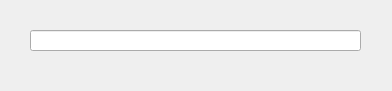
The window that LabelMark.ui (hust-diangroup/LabelMark) describes before a commit, drawn with Qt 5.
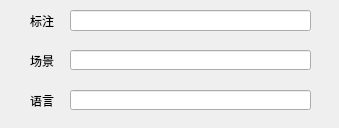
The same window after the commit.

Commit message: finish label

Diff of the .ui file:
```diff
--- a/LabelMark.ui
+++ b/LabelMark.ui
@@ -6,8 +6,8 @@
    <rect>
     <x>0</x>
     <y>0</y>
-    <width>392</width>
-    <height>91</height>
+    <width>339</width>
+    <height>128</height>
    </rect>
   </property>
   <property name="windowTitle">
@@ -16,9 +16,9 @@
   <widget class="QLineEdit" name="lineEdit">
    <property name="geometry">
     <rect>
-     <x>30</x>
-     <y>30</y>
-     <width>331</width>
+     <x>70</x>
+     <y>10</y>
+     <width>241</width>
      <height>21</height>
     </rect>
    </property>
@@ -26,6 +26,65 @@
     <string/>
    </property>
   </widget>
+  <widget class="QLineEdit" name="sceneLine">
+   <property name="geometry">
+    <rect>
+     <x>70</x>
+     <y>50</y>
+     <width>241</width>
+     <height>20</height>
+    </rect>
+   </property>
+  </widget>
+  <widget class="QLineEdit" name="languageLine">
+   <property name="geometry">
+    <rect>
+     <x>70</x>
+     <y>90</y>
+     <width>241</width>
+     <height>20</height>
+    </rect>
+   </property>
+  </widget>
+  <widget class="QLabel" name="label">
+   <property name="geometry">
+    <rect>
+     <x>30</x>
+     <y>90</y>
+     <width>31</width>
+     <height>21</height>
+    </rect>
+   </property>
+   <property name="text">
+    <string>语言</string>
+   </property>
+  </widget>
+  <widget class="QLabel" name="label_2">
+   <property name="geometry">
+    <rect>
+     <x>30</x>
+     <y>50</y>
+     <width>31</width>
+     <height>21</height>
+    </rect>
+   </property>
+   <property name="text">
+    <string>场景</string>
+   </property>
+  </widget>
+  <widget class="QLabel" name="label_3">
+   <property name="geometry">
+    <rect>
+     <x>30</x>
+     <y>10</y>
+     <width>31</width>
+     <height>21</height>
+    </rect>
+   </property>
+   <property name="text">
+    <string>标注</string>
+   </property>
+  </widget>
  </widget>
  <resources/>
  <connections/>
```
Left out of the diff: 2 changed lines with no effect on the pictures. The commit also changes 12 other files.
